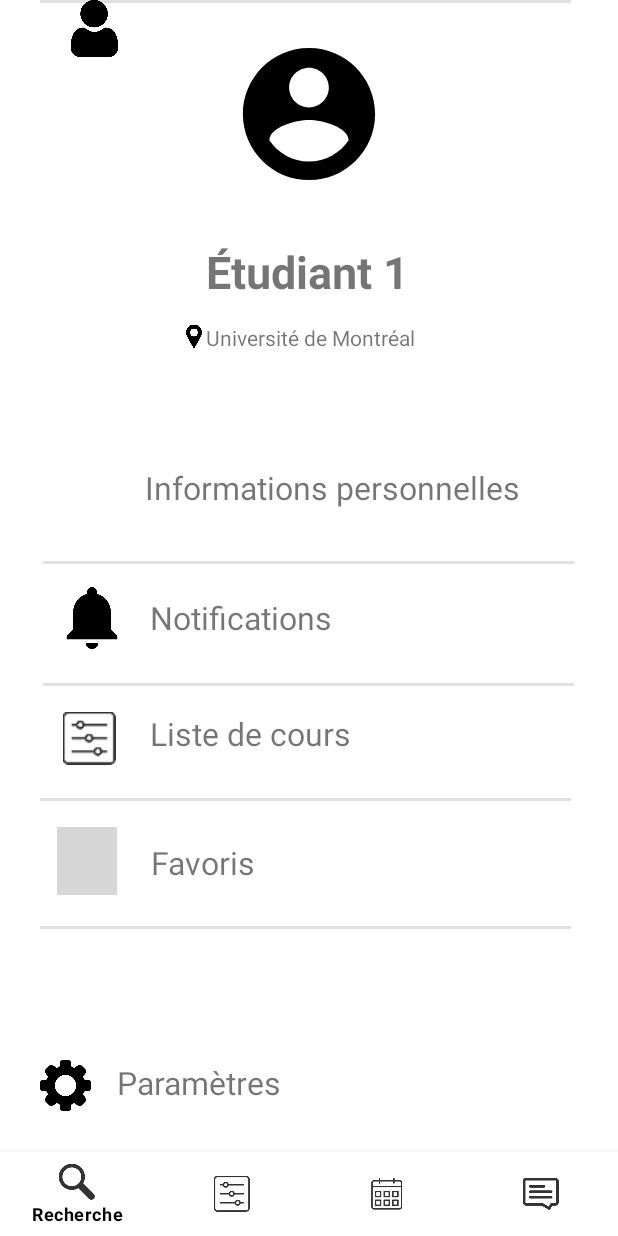
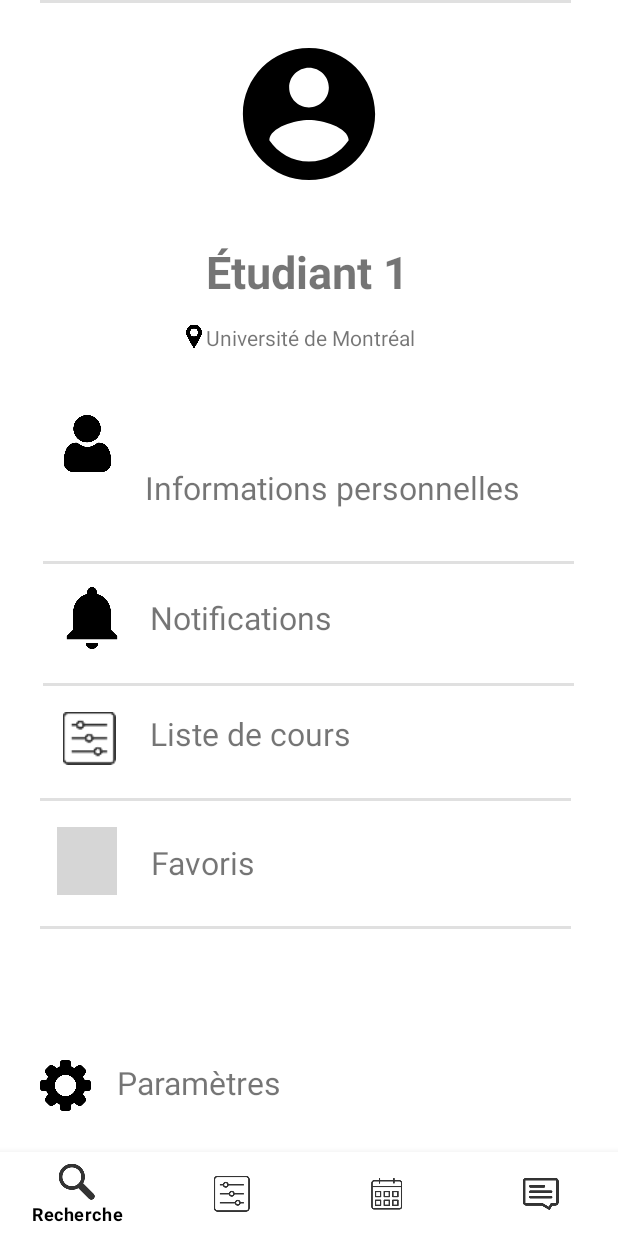
Before and after one commit to jayouimet/Devoir_03, an Android app: the MonProfil screen opened directly, with no data from a screen before it, on a phone screen of 412 x 824 dp. Run offline under Robolectric (Android 15) with nearby library versions, the phone set to English and light mode, and no system bars; grey boxes are pictures that could not be loaded.

Commit message:
Création du lien entre profil et notifications

```diff
--- a/Devoir3CoursAntoine/app/src/main/java/com/example/devoir3/MonProfil.java
+++ b/Devoir3CoursAntoine/app/src/main/java/com/example/devoir3/MonProfil.java
@@ -74,6 +74,31 @@ public class MonProfil extends AppCompatActivity {
                                                      }
                                                  }
         );
+
+
+        //Lorsque l'utilisateur clique sur le texte « Liste de cours », il est ramené vers la page « Mes Cours »
+        tvNotifications = (TextView) findViewById(R.id.tvNotifications);
+        tvNotifications.setOnClickListener(new View.OnClickListener() {
+                                           @Override
+                                           public void onClick(View v) {
+                                               Intent intent = new Intent(MonProfil.this, NotificationPage.class);
+                                               startActivity(intent);
+                                           }
+                                       }
+        );
+
+        //Lorsque l'utilisateur clique sur l'icône « Liste de cours », il est ramené vers la page « Mes Cours »
+        ivMonProfilNotification = (ImageView) findViewById(R.id.ivMonProfilNotification);
+        ivMonProfilNotification.setOnClickListener(new View.OnClickListener() {
+                                                     @Override
+                                                     public void onClick(View v) {
+                                                         Intent intent = new Intent(MonProfil.this, NotificationPage.class);
+                                                         startActivity(intent);
+                                                     }
+                                                 }
+        );
+
+
         bottomNavigationMenu.setOnNavigationItemSelectedListener(item -> {
             if(item.getItemId()==R.id.mescours){
                 Intent intent=new Intent(MonProfil.this, MesCours.class);
--- a/Devoir3CoursAntoine/app/src/main/res/layout/activity_mon_profil.xml
+++ b/Devoir3CoursAntoine/app/src/main/res/layout/activity_mon_profil.xml
@@ -246,12 +246,13 @@
         android:id="@+id/ivMonProfilInfosPerso"
         android:layout_width="47dp"
         android:layout_height="38dp"
-        app:layout_constraintBottom_toBottomOf="@+id/bottommenumescours"
-        app:layout_constraintEnd_toEndOf="parent"
-        app:layout_constraintHorizontal_bias="0.107"
+        android:layout_marginTop="272dp"
+        app:layout_constraintBottom_toTopOf="@+id/ivMonProfilNotification"
+        app:layout_constraintEnd_toStartOf="@+id/tvInfoPerso"
+        app:layout_constraintHorizontal_bias="0.703"
         app:layout_constraintStart_toStartOf="parent"
         app:layout_constraintTop_toTopOf="parent"
-        app:layout_constraintVertical_bias="0.38"
+        app:layout_constraintVertical_bias="0.057"
         app:srcCompat="@drawable/user" />
 
     <ImageView
```
